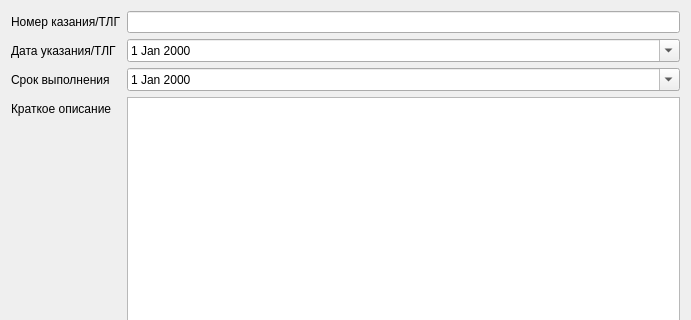
Before: the Qt Designer form ui/addlk.ui in nightmare04/AO, drawn with Qt 5; both pictures show x 0 to 691 and y 0 to 320 of the 691 by 646 pixel window.
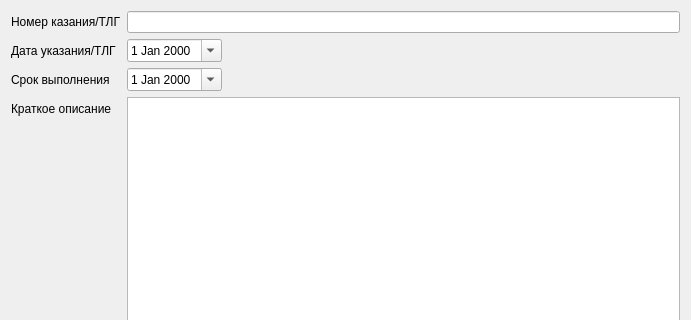
After: the same form once the commit is applied.

The edit to the form file:
```diff
--- a/ui/addlk.ui
+++ b/ui/addlk.ui
@@ -19,6 +19,12 @@
   <layout class="QVBoxLayout" name="verticalLayout">
    <item>
     <layout class="QFormLayout" name="formLayout">
+     <property name="fieldGrowthPolicy">
+      <enum>QFormLayout::ExpandingFieldsGrow</enum>
+     </property>
+     <property name="formAlignment">
+      <set>Qt::AlignLeading|Qt::AlignLeft|Qt::AlignTop</set>
+     </property>
      <item row="0" column="0">
       <widget class="QLabel" name="Label">
        <property name="text">
```
